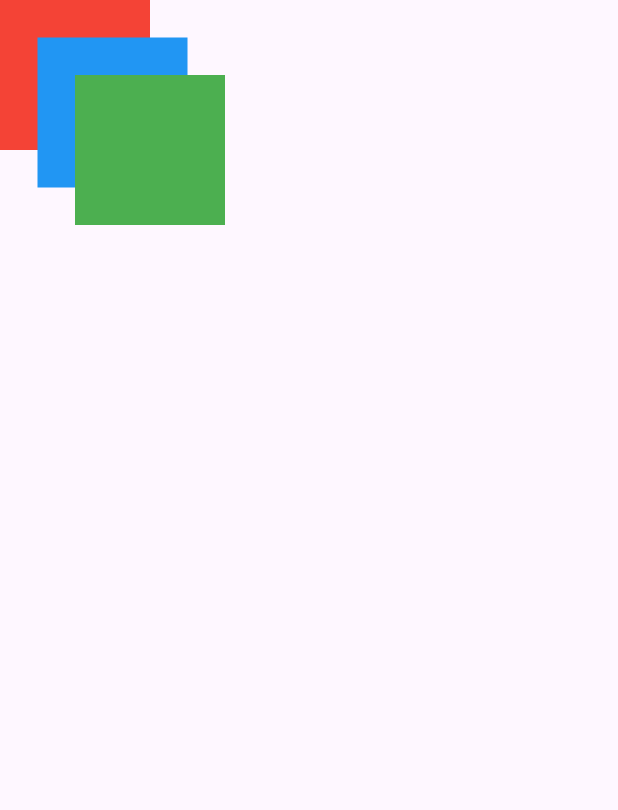
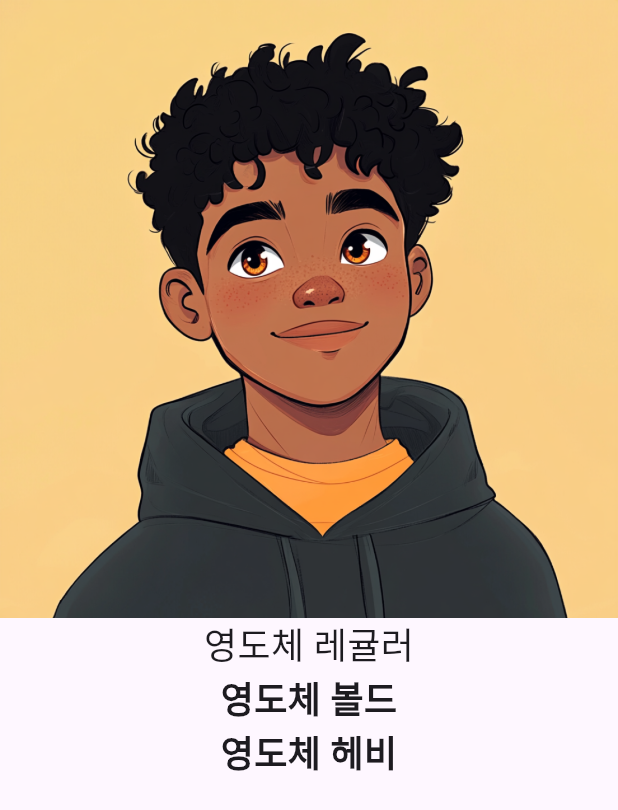
Before and after one commit to youngjun625/flutter_course, a Flutter app: the screen it shows after launch, on a phone screen of 412 x 824 dp. Shown: the top 810 px of the screen. Run offline on Flutter 3.47's test engine with Material 3 defaults, Android fonts, the phone set to English and light mode, and no system bars; Roboto replaces fonts that are missing (Yeongdo).

Commit message:
assignment6

```diff
--- a/lib/main.dart
+++ b/lib/main.dart
@@ -12,34 +12,35 @@ class MainApp extends StatelessWidget {
     return  MaterialApp(
       home: Scaffold(
         body: SafeArea(
-          child: Stack(
-            clipBehavior: Clip.none,
+          child: Column(
             children: [
-                  Container(
-                      width: 100,
-                      height: 100,
-                      color: Colors.red,
-                  ),
-                  Positioned(
-                      top: 25,
-                      left: 25,
-                    child: Container(
-                        width: 100,
-                        height: 100,
-                        color: Colors.blue,
+              Image.asset("assets/images/boy.png"),
+              Text(
+                "영도체 레귤러",
+                style: TextStyle(
+                  fontFamily: "Yeongdo",
+                  fontSize: 24,
+                  fontWeight: FontWeight.w400
                 ),
               ),
-                  Positioned(
-                      top: 50,
-                      left: 50,
-                    child: Container(
-                        width: 100,
-                        height: 100,
-                        color: Colors.green,
+              Text(
+                "영도체 볼드",
+                style: TextStyle(
+                  fontFamily: "Yeongdo",
+                  fontSize: 24,
+                  fontWeight: FontWeight.w700
                 ),
               ),
+              Text(
+                "영도체 헤비",
+                style: TextStyle(
+                  fontFamily: "Yeongdo",
+                  fontSize: 24,
+                  fontWeight: FontWeight.w900
+                ),
+              )
             ],
-          ),
+          )
         )
       ),
     );
```
Also changed, not shown: pubspec.yaml (+12 -0 lines), assets/images/boy.png (added), 3 other files. Lines whose indentation alone changed are shown as unchanged.
